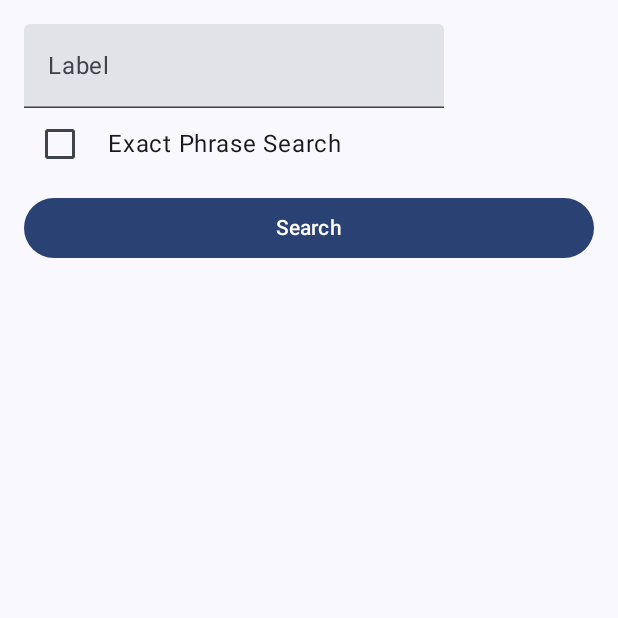
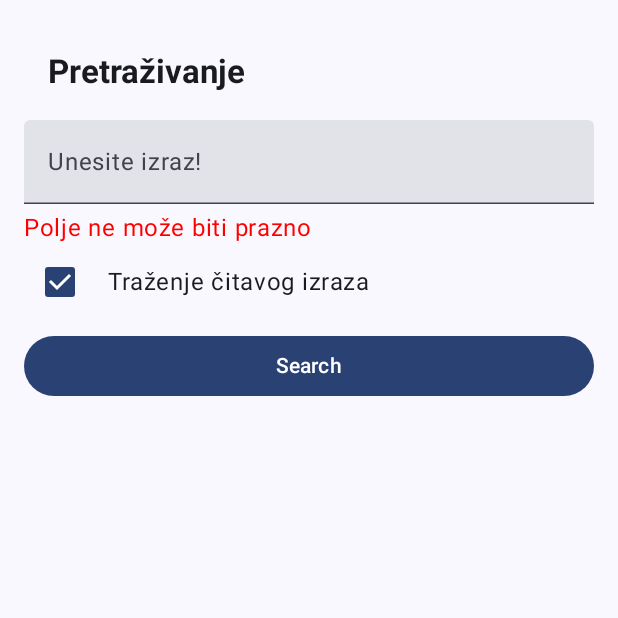
Before and after one commit to DurakovicB/Buharija-Mobile-App, an Android app built with Jetpack Compose: the composable SearchMenu shown on its own in the app's theme, after a tap on "Search", on a phone screen of 412 x 824 dp, the top half of it. Run offline under Robolectric (Android 15) with nearby library versions, the phone set to English and light mode, and no system bars.

Commit message:
set up functionalities, slightly updated design

```diff
--- a/app/src/main/java/com/example/buharija/composables/ChapterList.kt
+++ b/app/src/main/java/com/example/buharija/composables/ChapterList.kt
@@ -1,7 +1,6 @@
 package com.example.buharija
 
 import android.annotation.SuppressLint
-import android.util.Log
 import androidx.compose.foundation.clickable
 import androidx.compose.foundation.layout.Box
 import androidx.compose.foundation.layout.Column
@@ -26,10 +25,6 @@ import androidx.navigation.NavController
 @OptIn(ExperimentalMaterial3Api::class)
 @Composable
 fun ChapterList(chapters: List<Chapter>, navController: NavController) {
-    val firstName = chapters[0].name
-    // Assuming you are using Android's Log class
-    Log.d("YourTag", "First Name: $firstName ")
-
     Column(
         modifier = Modifier
             .fillMaxSize()
--- a/app/src/main/java/com/example/buharija/composables/SearchMenu.kt
+++ b/app/src/main/java/com/example/buharija/composables/SearchMenu.kt
@@ -1,4 +1,6 @@
+
 import android.os.Build
+import android.util.Log
 import androidx.annotation.RequiresApi
 import androidx.compose.foundation.layout.Column
 import androidx.compose.foundation.layout.Row
@@ -9,35 +11,57 @@ import androidx.compose.material3.Checkbox
 import androidx.compose.material3.ExperimentalMaterial3Api
 import androidx.compose.material3.Text
 import androidx.compose.material3.TextField
+import androidx.compose.material3.TopAppBar
 import androidx.compose.runtime.Composable
 import androidx.compose.runtime.getValue
 import androidx.compose.runtime.mutableStateOf
 import androidx.compose.runtime.remember
 import androidx.compose.runtime.setValue
 import androidx.compose.ui.Alignment
+import androidx.compose.ui.ExperimentalComposeUiApi
 import androidx.compose.ui.Modifier
+import androidx.compose.ui.graphics.Color
+import androidx.compose.ui.platform.LocalSoftwareKeyboardController
+import androidx.compose.ui.text.font.FontWeight
 import androidx.compose.ui.unit.dp
 import androidx.navigation.NavController
 
 
-@OptIn(ExperimentalMaterial3Api::class)
+@OptIn(ExperimentalMaterial3Api::class, ExperimentalComposeUiApi::class)
 @RequiresApi(Build.VERSION_CODES.O)
 @Composable
 fun SearchMenu( navController: NavController) {
     var searchTerm by remember { mutableStateOf("") }
-    var exactPhrase by remember { mutableStateOf(false) }
+    var exactPhrase by remember { mutableStateOf(true) }
 
     Column(
         modifier = Modifier
             .fillMaxWidth()
             .padding(16.dp)
     ) {
+        TopAppBar(
+            title = {
+                Text(
+                    text = "Pretraživanje",
+                    fontWeight = FontWeight.Bold
+                )
+            }
+        )
         // Text input field for search query
         TextField(
             value = searchTerm,
             onValueChange = { searchTerm = it },
-            label = { Text("Label") }
+            label = { Text("Unesite izraz!") },
+            modifier = Modifier.fillMaxWidth()
         )
+
+        if (searchTerm.isBlank()) {
+            Text(
+                text = "Polje ne može biti prazno",
+                color = Color.Red,
+                modifier = Modifier.padding(top = 4.dp)
+            )
+        }
 
         // Checkbox for exact phrase search
         Row(
@@ -51,12 +75,23 @@ fun SearchMenu( navController: NavController) {
                 onCheckedChange = { isChecked -> exactPhrase = isChecked },
                 modifier = Modifier.padding(end = 8.dp)
             )
-            Text("Exact Phrase Search")
+            Text("Traženje čitavog izraza")
         }
-
         // Search button
         Button(
-            onClick = {  },
+
+            onClick = {
+                Log.d("SEARCHMENU", "$searchTerm, $exactPhrase")
+                //hideKeyboard()
+
+                if (searchTerm.isBlank()) {
+                } else if (exactPhrase) {
+                    navController.navigate("exactsearch/$searchTerm")
+                } else {
+                    navController.navigate("keywordsearch/$searchTerm")
+                }
+
+            },
             modifier = Modifier
                 .fillMaxWidth()
         ) {
@@ -64,3 +99,9 @@ fun SearchMenu( navController: NavController) {
         }
     }
 }
+@OptIn(ExperimentalComposeUiApi::class)
+@Composable
+fun hideKeyboard() {
+    val keyboardController = LocalSoftwareKeyboardController.current
+    keyboardController?.hide()
+}
```
Also changed, not shown: app/src/main/java/com/example/buharija/HadithRepository.kt (+9 -7 lines), app/src/main/java/com/example/buharija/MainActivity.kt (+26 -17 lines), app/src/main/java/com/example/buharija/composables/DailyHadith.kt (added, +55 -0 lines), app/src/main/java/com/example/buharija/composables/SearchResults.kt (+32 -3 lines).
